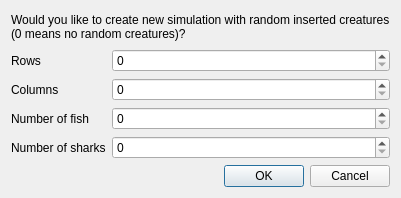
Above: gui/newsimulation.ui from stejsle1/wator before the change. Below: the same form after it.
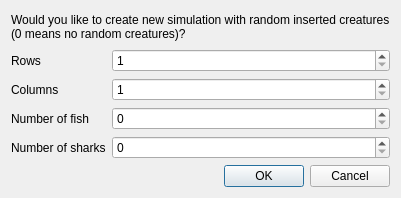
That is the form after the change.

Commit message: gui - pridana slozka s aplikaci a soubory - nastaveni oken

What changed in the file:
```diff
--- a/gui/newsimulation.ui
+++ b/gui/newsimulation.ui
@@ -52,7 +52,11 @@
       </widget>
      </item>
      <item row="1" column="1">
-      <widget class="QSpinBox" name="rowsBox"/>
+      <widget class="QSpinBox" name="rowsBox">
+       <property name="minimum">
+        <number>1</number>
+       </property>
+      </widget>
      </item>
      <item row="2" column="0">
       <widget class="QLabel" name="cols">
@@ -65,7 +69,11 @@
       </widget>
      </item>
      <item row="2" column="1">
-      <widget class="QSpinBox" name="colsBox"/>
+      <widget class="QSpinBox" name="colsBox">
+       <property name="minimum">
+        <number>1</number>
+       </property>
+      </widget>
      </item>
      <item row="3" column="0">
       <widget class="QLabel" name="nfish">
```
The commit also changes 5 other files.
